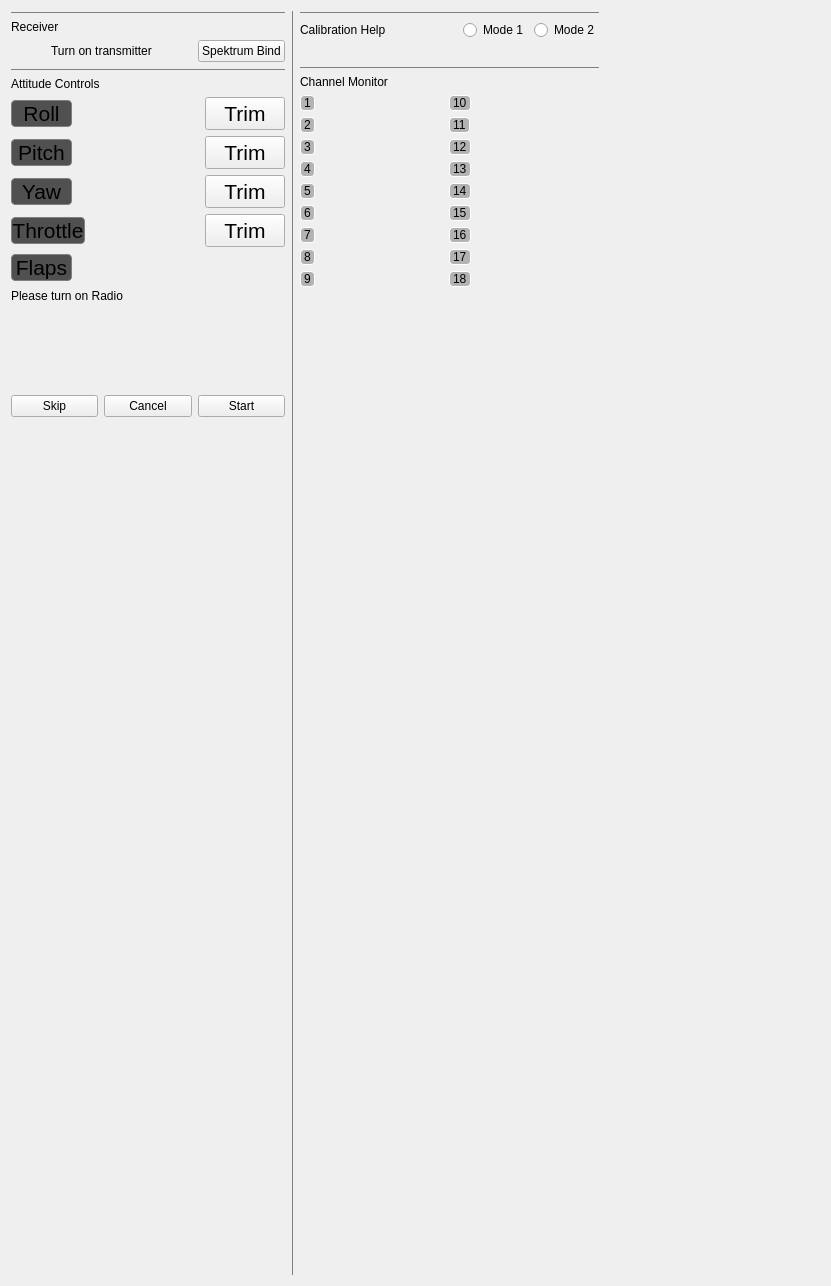
First picture: the form in src/ui/px4_configuration/PX4RCCalibration.ui, repository mavlink/qgroundcontrol, before the edit.
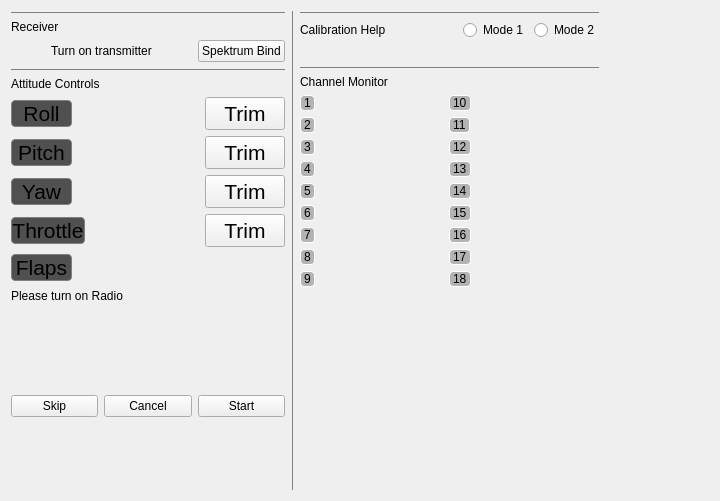
Second picture: the form after the edit. Icons and pictures are not drawn. Custom widgets are drawn as their Qt base class.

Patch:
```diff
--- a/src/ui/px4_configuration/PX4RCCalibration.ui
+++ b/src/ui/px4_configuration/PX4RCCalibration.ui
@@ -6,16 +6,22 @@
    <rect>
     <x>0</x>
     <y>0</y>
-    <width>831</width>
-    <height>1286</height>
+    <width>720</width>
+    <height>501</height>
    </rect>
   </property>
   <property name="sizePolicy">
-   <sizepolicy hsizetype="Preferred" vsizetype="Preferred">
+   <sizepolicy hsizetype="Fixed" vsizetype="Fixed">
     <horstretch>0</horstretch>
     <verstretch>0</verstretch>
    </sizepolicy>
   </property>
+  <property name="minimumSize">
+   <size>
+    <width>720</width>
+    <height>501</height>
+   </size>
+  </property>
   <property name="windowTitle">
    <string>Form</string>
   </property>
```
